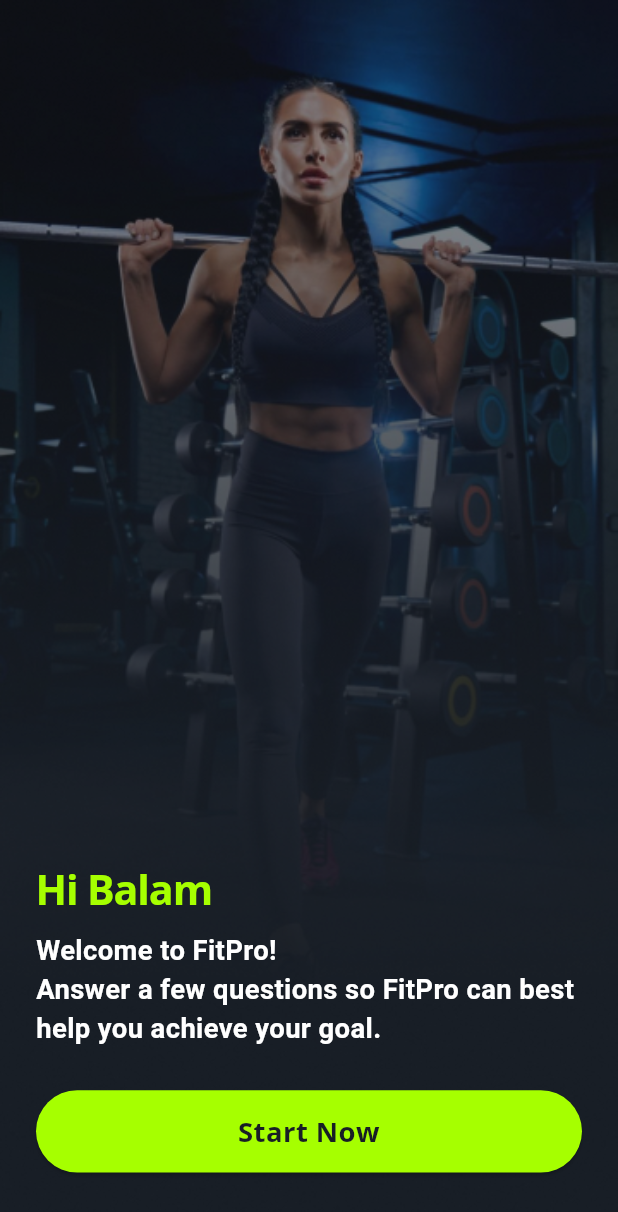
After one commit to Phool-Prakash/FitPro, a Flutter app: the FinishScreen screen opened directly, on a phone screen of 412 x 824 dp. The commit adds this screen. Shown: the top 1212 px of the screen. Run offline on Flutter 3.47's test engine with Material 3 defaults, Android fonts, the phone set to English and light mode, and no system bars; our stand-ins replace flutter_svg, get, google_fonts, google_sign_in, shared_preferences; missing offline and left inert: dart:ffi, flutter_login_facebook; accounts and stored records are empty.

Commit message:
finishScreen

```diff
--- a/lib/screens/auth/singUp_email&Social/signUp_with_email/otpScreen.dart
+++ b/lib/screens/auth/singUp_email&Social/signUp_with_email/otpScreen.dart
@@ -1,4 +1,5 @@
 import 'package:fit_pro/screens/auth/singUp_email&Social/signUp_with_email/signUp_with_email.dart';
+import 'package:fit_pro/screens/finishScreen/finish_Screen.dart';
 import 'package:flutter/cupertino.dart';
 import 'package:flutter/gestures.dart';
 import 'package:flutter/material.dart';
@@ -114,7 +115,7 @@ class _OtpScreenState extends State<OtpScreen> {
                       )),
                 ),
                 SizedBox(
-                  height:25 * heightScale,
+                  height: 25 * heightScale,
                 ),
                 Padding(
                   padding: const EdgeInsets.only(left: 20.0),
@@ -219,7 +220,17 @@ class _OtpScreenState extends State<OtpScreen> {
                       _isResendActive
                           ? 'Resend code'
                           : 'Resend code in $_resendTime s',
-                      style: TextStyle(color: Colors.grey),
+                      style: GoogleFonts.roboto(
+                        textStyle: TextStyle(
+                          color: _isResendActive
+                              ? const Color(0xFFD1D2D4)
+                              : const Color(0xFF8B8E92),
+                          fontSize: 12 * heightScale,
+                          fontFamily: 'Roboto',
+                          fontWeight: FontWeight.w400,
+                          height: 0.11,
+                        ),
+                      ),
                     ),
                   ),
                 ),
@@ -230,7 +241,9 @@ class _OtpScreenState extends State<OtpScreen> {
                     width: double.infinity,
                     height: 48 * heightScale,
                     child: ElevatedButton(
-                      onPressed: _isButtonEnabled ? () {} : () {},
+                      onPressed: _isButtonEnabled ? () {
+                        Get.to(FinishScreen());
+                      } : () {},
                       style: ElevatedButton.styleFrom(
                         shape: RoundedRectangleBorder(
                             borderRadius: BorderRadius.circular(100)),
--- /dev/null
+++ b/lib/screens/finishScreen/finish_Screen.dart
@@ -0,0 +1,107 @@
+import 'package:flutter/material.dart';
+import 'package:google_fonts/google_fonts.dart';
+
+class FinishScreen extends StatefulWidget {
+  const FinishScreen({super.key});
+
+  @override
+  State<FinishScreen> createState() => _FinishScreenState();
+}
+
+class _FinishScreenState extends State<FinishScreen> {
+  @override
+  Widget build(BuildContext context) {
+    double screenHeight = MediaQuery.of(context).size.height;
+    double screenWidth = MediaQuery.of(context).size.width;
+    bool isPortrait =
+        MediaQuery.of(context).orientation == Orientation.portrait;
+
+    ///Scaling Factor
+    double baseHeight = isPortrait ? 720.0 : 360.0;
+    double baseWidth = isPortrait ? 360.0 : 720.0;
+    double heightScale = screenHeight / baseHeight;
+    double widthScale = screenWidth / baseWidth;
+
+    double scaledTextSize = 16.0 * widthScale;
+    double scaledButtonHeight = 50.0 * heightScale;
+    double scaledButtonWidth = 200.0 * widthScale;
+
+    double topPosition = screenHeight * 0.41; // 41% from the top
+    double leftPosition = screenWidth * 0.15; // 10% from the left
+    double bottomPosition = screenHeight * 0.10; // 59% from the bottom
+    return SafeArea(
+        child: Scaffold(
+      body: Stack(
+        children: [
+          Positioned.fill(
+            child: Image.asset("assets/images/finishBg.png", fit: BoxFit.cover),
+          ),
+          // Positioned.fill(child: Container(color:Colors.black.withOpacity(0.6)))
+          Positioned.fill(
+              child: Padding(
+            padding: const EdgeInsets.all(24.0),
+            child: Column(
+              mainAxisAlignment: MainAxisAlignment.end,
+              crossAxisAlignment: CrossAxisAlignment.start,
+              children: [
+                Text('Hi Balam',
+                    style: GoogleFonts.openSans(
+                      textStyle: TextStyle(
+                        color: const Color(0xFFA6FF00),
+                        fontSize: 24.0 * heightScale,
+                        fontFamily: 'Open Sans',
+                        fontWeight: FontWeight.w700,
+                        // height: 0.06,
+                        letterSpacing: -0.72,
+                      ),
+                    )),
+                SizedBox(height: 8.0 * heightScale),
+                Text(
+                  'Welcome to FitPro!\nAnswer a few questions so FitPro can best help you achieve your goal.',
+                  style: GoogleFonts.roboto(
+                    textStyle: TextStyle(
+                      color: Colors.white,
+                      fontSize: 16.0 * heightScale,
+                      fontFamily: 'Roboto',
+                      fontWeight: FontWeight.w600,
+                    ),
+                  ),
+                ),
+                SizedBox(height: 24.0 * heightScale),
+                SizedBox(
+                  width: double.infinity,
+                  height: 48.0 * heightScale,
+                  child: ElevatedButton(
+                    onPressed: () {
+                      // Add functionality for the button
+                    },
+                    style: ElevatedButton.styleFrom(
+                        backgroundColor: const Color(0xFFA6FF00),
+                        padding: const EdgeInsets.symmetric(
+                            vertical: 12, horizontal: 16),
+                        shape: RoundedRectangleBorder(
+                          borderRadius: BorderRadius.circular(100),
+                        )),
+                    child: Text('Start Now',
+                        textAlign: TextAlign.center,
+                        style: GoogleFonts.openSans(
+                          textStyle: TextStyle(
+                            color: const Color(0xFF181E26),
+                            fontSize: 16.0 * heightScale,
+                            fontFamily: 'Open Sans',
+                            fontWeight: FontWeight.w700,
+                            height: 0.09,
+                            letterSpacing: 0.30,
+                          ),
+                        )),
+                  ),
+                ),
+                SizedBox(height: 16.0 * heightScale),
+              ],
+            ),
+          ))
+        ],
+      ),
+    ));
+  }
+}
```
Also changed, not shown: assets/images/finishBg.png (added).
